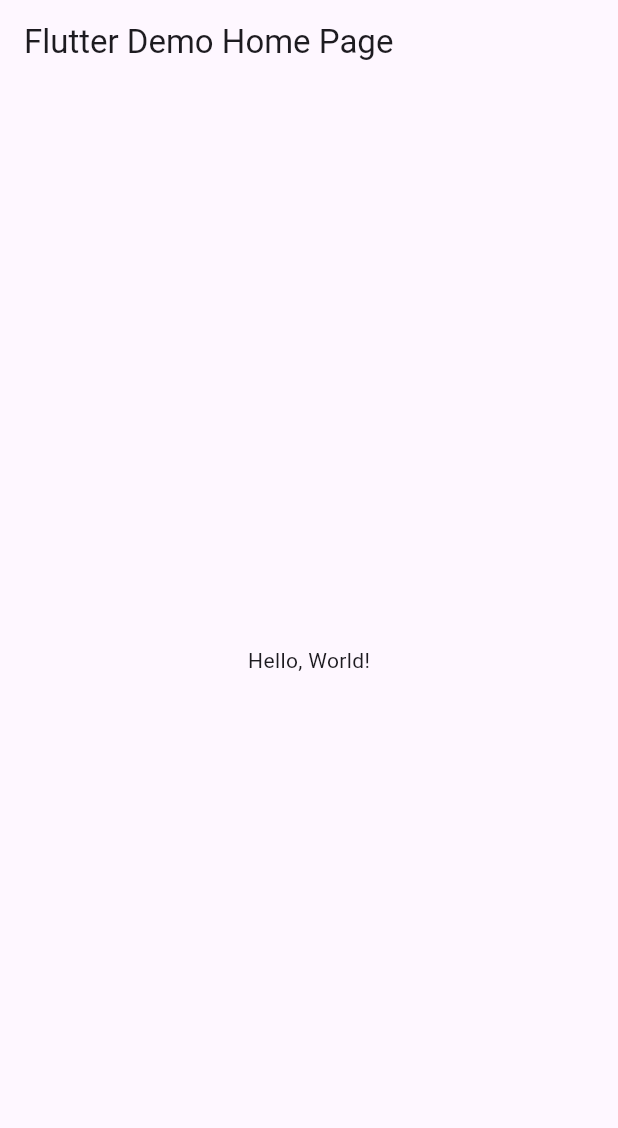
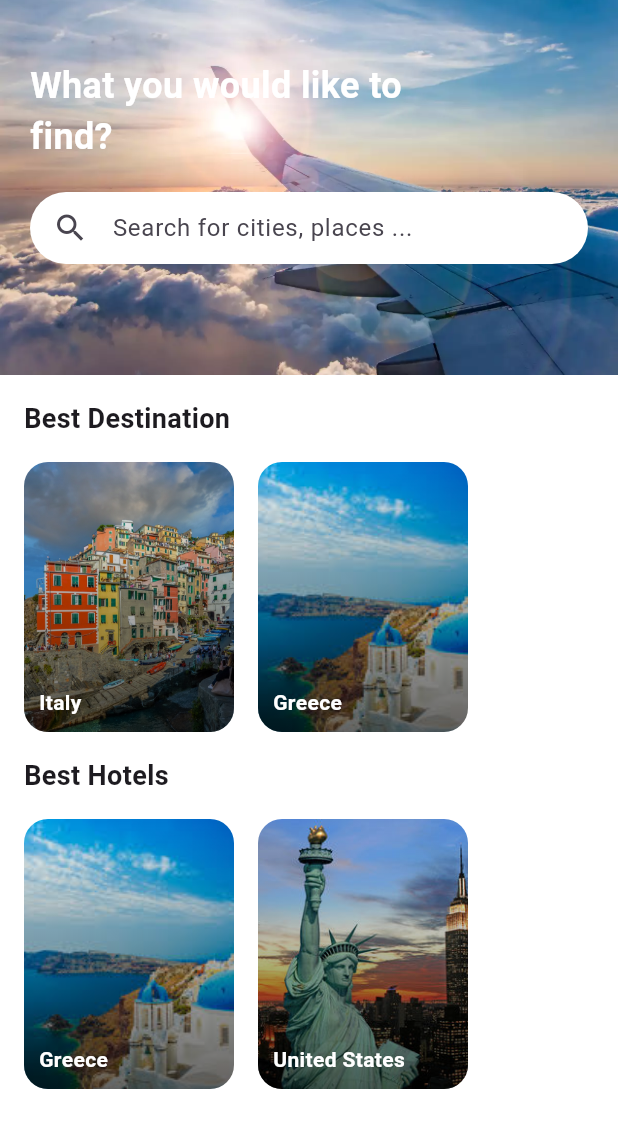
Before and after one commit to joselyn-perez-granados-1088/act-8, a Flutter app: the screen it shows after launch, on a phone screen of 412 x 824 dp. Shown: the top 1128 px of the screen. Run offline on Flutter 3.47's test engine with Material 3 defaults, Android fonts, the phone set to English and light mode, and no system bars.

Commit message:
cambia porfavor

```diff
--- a/lib/main.dart
+++ b/lib/main.dart
@@ -3,39 +3,147 @@ import 'package:flutter/material.dart';
 void main() => runApp(MyApp());
 
 class MyApp extends StatelessWidget {
-  const MyApp({super.key});
-  // This widget is the root of your application.
   @override
   Widget build(BuildContext context) {
     return MaterialApp(
-      // Application name
-      title: 'Flutter Hello World',
-      // Application theme data, you can set the colors for the application as
-      // you want
-      theme: ThemeData(
-        // useMaterial3: false,
-        primarySwatch: Colors.blue,
-      ),
-      // A widget which will be started on application startup
-      home: MyHomePage(title: 'Flutter Demo Home Page'),
+      title: 'Travel UI',
+      debugShowCheckedModeBanner: false,
+      home: HomePage(),
     );
   }
 }
 
-class MyHomePage extends StatelessWidget {
-  final String title;
-  const MyHomePage({super.key, required this.title});
+class HomePage extends StatelessWidget {
+  final List<Map<String, String>> destinations = [
+    {'name': 'Italy', 'image': 'assets/italy.jpg'},
+    {'name': 'Greece', 'image': 'assets/greece.jpg'},
+  ];
+
+  final List<Map<String, String>> hotels = [
+    {'name': 'Greece', 'image': 'assets/greece.jpg'},
+    {'name': 'United States', 'image': 'assets/usa.jpg'},
+  ];
 
   @override
   Widget build(BuildContext context) {
     return Scaffold(
-      appBar: AppBar(
-        // The title text which will be shown on the action bar
-        title: Text(title),
+      backgroundColor: Colors.white,
+      body: SafeArea(
+        child: ListView(
+          children: [
+            Stack(
+              children: [
+                Container(
+                  height: 250,
+                  decoration: BoxDecoration(
+                    image: DecorationImage(
+                      image: AssetImage('assets/header.jpg'), // imagen de fondo
+                      fit: BoxFit.cover,
+                    ),
+                  ),
+                ),
+                Positioned(
+                  top: 40,
+                  left: 20,
+                  right: 20,
+                  child: Column(
+                    crossAxisAlignment: CrossAxisAlignment.start,
+                    children: [
+                      Text(
+                        "What you would like to\nfind?",
+                        style: TextStyle(
+                          color: Colors.white,
+                          fontSize: 24,
+                          fontWeight: FontWeight.bold,
+                        ),
+                      ),
+                      SizedBox(height: 20),
+                      Container(
+                        padding: EdgeInsets.symmetric(horizontal: 15),
+                        decoration: BoxDecoration(
+                          color: Colors.white,
+                          borderRadius: BorderRadius.circular(30),
+                        ),
+                        child: TextField(
+                          decoration: InputDecoration(
+                            hintText: "Search for cities, places ...",
+                            border: InputBorder.none,
+                            icon: Icon(Icons.search),
+                          ),
+                        ),
+                      ),
+                    ],
+                  ),
+                ),
+              ],
+            ),
+            Padding(
+              padding: const EdgeInsets.all(16.0),
+              child: Text(
+                "Best Destination",
+                style: TextStyle(fontSize: 18, fontWeight: FontWeight.bold),
+              ),
+            ),
+            Container(
+              height: 180,
+              child: ListView.builder(
+                scrollDirection: Axis.horizontal,
+                itemCount: destinations.length,
+                itemBuilder: (context, index) {
+                  final item = destinations[index];
+                  return buildCard(item['name']!, item['image']!);
+                },
+              ),
+            ),
+            Padding(
+              padding: const EdgeInsets.all(16.0),
+              child: Text(
+                "Best Hotels",
+                style: TextStyle(fontSize: 18, fontWeight: FontWeight.bold),
+              ),
+            ),
+            Container(
+              height: 180,
+              child: ListView.builder(
+                scrollDirection: Axis.horizontal,
+                itemCount: hotels.length,
+                itemBuilder: (context, index) {
+                  final item = hotels[index];
+                  return buildCard(item['name']!, item['image']!);
+                },
+              ),
+            ),
+          ],
+        ),
       ),
-      body: Center(
+    );
+  }
+
+  Widget buildCard(String name, String imagePath) {
+    return Container(
+      width: 140,
+      margin: EdgeInsets.only(left: 16),
+      decoration: BoxDecoration(
+        borderRadius: BorderRadius.circular(16),
+        image: DecorationImage(
+          image: AssetImage(imagePath),
+          fit: BoxFit.cover,
+        ),
+      ),
+      child: Container(
+        alignment: Alignment.bottomLeft,
+        padding: EdgeInsets.all(10),
+        decoration: BoxDecoration(
+          borderRadius: BorderRadius.circular(16),
+          gradient: LinearGradient(
+            colors: [Colors.black.withOpacity(0.6), Colors.transparent],
+            begin: Alignment.bottomCenter,
+            end: Alignment.topCenter,
+          ),
+        ),
         child: Text(
-          'Hello, World!',
+          name,
+          style: TextStyle(color: Colors.white, fontWeight: FontWeight.bold),
         ),
       ),
     );
--- a/pubspec.yaml
+++ b/pubspec.yaml
@@ -18,7 +18,11 @@ dev_dependencies:
 
 flutter:
   uses-material-design: true
-  # assets:
+  assets:
+    - assets/header.jpg
+    - assets/italy.jpg
+    - assets/greece.jpg
+    - assets/usa.jpg
   #  - images/a_dot_burr.jpeg
   #  - images/a_dot_ham.jpeg
   # fonts:
```
Also changed, not shown: assets/greece.jpg (added), assets/header.jpg (added), assets/italy.jpg (added), assets/usa.jpg (added).
